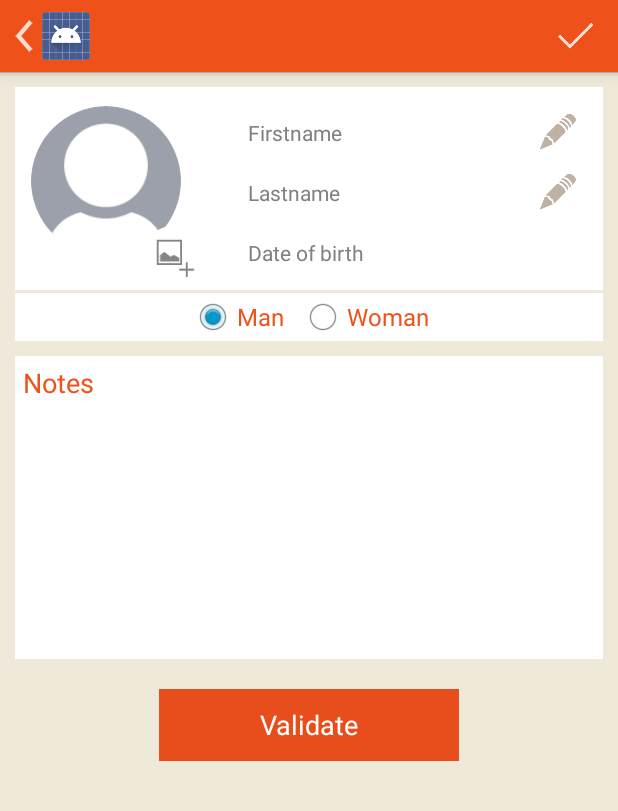
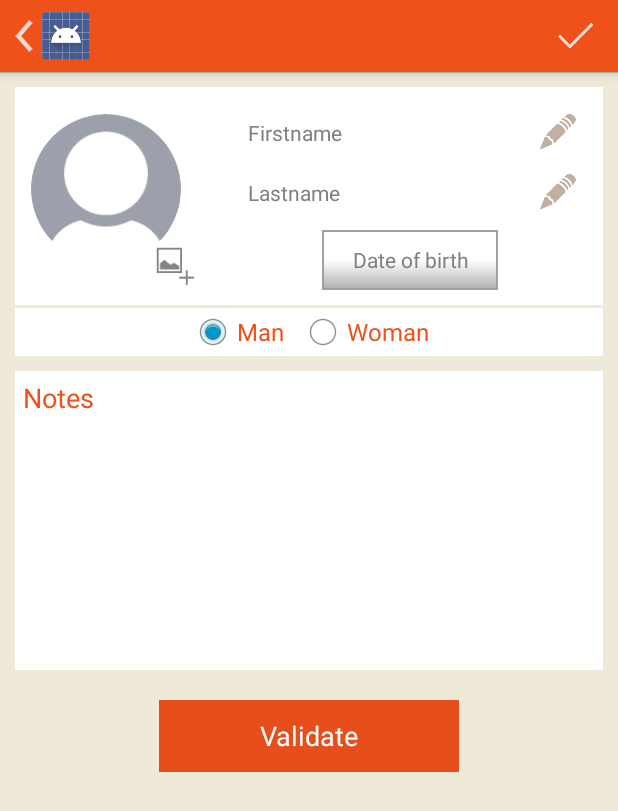
Before and after one commit to clvacher/SMXL, an Android app: the CreateProfile screen opened directly, with no data from a screen before it, on a phone screen of 412 x 824 dp. Shown: the top 811 px of the screen. Run offline under Robolectric (Android 15) with nearby library versions, the light colour scheme and no system bars; libraries missing offline, so code that uses them is left out: com.makeramen; plain views replace RoundedImageView; 2 statements that could not run were skipped.

Commit message:
Bouton plus "design" de la date de naissance

```diff
--- a/app/src/main/java/com/aerolitec/SMXL/ui/activity/IntroActivity.java
+++ b/app/src/main/java/com/aerolitec/SMXL/ui/activity/IntroActivity.java
@@ -40,24 +40,24 @@ public class IntroActivity extends Activity {
 
         launchIcon.startAnimation(scal1);
 
-        //Animation scal1 = new ScaleAnimation(0, 0.75f, 0.1f, 0.75f, Animation.RELATIVE_TO_SELF, 0.5f, Animation.RELATIVE_TO_SELF, 0.5f);
+        /*Animation scal1 = new ScaleAnimation(0, 0.75f, 0.1f, 0.75f, Animation.RELATIVE_TO_SELF, 0.5f, Animation.RELATIVE_TO_SELF, 0.5f);
 
-//        ScaleAnimation scal2 = new ScaleAnimation(0.75f, 0.50f, 0.75f, 0.50f, Animation.RELATIVE_TO_SELF, 0.5f, Animation.RELATIVE_TO_SELF, 0.5f);
-//        scal2.setDuration(1000);
-//        launchIcon.startAnimation(scal2);
-//
-//        ScaleAnimation scal3 = new ScaleAnimation(0.50f, 1.0f, 0.50f, 1.0f, Animation.RELATIVE_TO_SELF, 0.5f, Animation.RELATIVE_TO_SELF, 0.5f);
-//        scal3.setDuration(1000);
-//        launchIcon.startAnimation(scal3);
-        //TranslateAnimation trans = new TranslateAnimation(0, 0, 0, -(getWindowManager().getDefaultDisplay().getHeight()));
-        //trans.setDuration(5000);
+        ScaleAnimation scal2 = new ScaleAnimation(0.75f, 0.50f, 0.75f, 0.50f, Animation.RELATIVE_TO_SELF, 0.5f, Animation.RELATIVE_TO_SELF, 0.5f);
+        scal2.setDuration(1000);
+        launchIcon.startAnimation(scal2);
+
+        ScaleAnimation scal3 = new ScaleAnimation(0.50f, 1.0f, 0.50f, 1.0f, Animation.RELATIVE_TO_SELF, 0.5f, Animation.RELATIVE_TO_SELF, 0.5f);
+        scal3.setDuration(1000);
+        launchIcon.startAnimation(scal3);
+        TranslateAnimation trans = new TranslateAnimation(0, 0, 0, -(getWindowManager().getDefaultDisplay().getHeight()));
+        trans.setDuration(5000);
 
 
-        //rlIntro = (RelativeLayout) findViewById(R.id.rlIntro);
-        //TranslateAnimation trans = new TranslateAnimation(0, 0, 0, -(getWindowManager().getDefaultDisplay().getHeight()));
-        //trans.setDuration(5000);
-        //trans.setInterpolator(new AccelerateInterpolator(1.0f));
-        //rlIntro.startAnimation(trans);
+        rlIntro = (RelativeLayout) findViewById(R.id.rlIntro);
+        TranslateAnimation trans = new TranslateAnimation(0, 0, 0, -(getWindowManager().getDefaultDisplay().getHeight()));
+        trans.setDuration(5000);
+        trans.setInterpolator(new AccelerateInterpolator(1.0f));
+        rlIntro.startAnimation(trans);*/
 
         new Handler().postDelayed(new Runnable() {
 
--- a/app/src/main/java/com/aerolitec/SMXL/ui/adapter/EListAdapter.java
+++ b/app/src/main/java/com/aerolitec/SMXL/ui/adapter/EListAdapter.java
@@ -62,7 +62,7 @@ public class EListAdapter extends BaseExpandableListAdapter implements Expandabl
         return true;
     }
 
-    /** 設定 Group 資料 */
+    /**  Group  **/
     public View getGroupView(int groupPosition, boolean isExpanded, View convertView, ViewGroup parent) {
         Group group = (Group) getGroup(groupPosition);
 
@@ -156,7 +156,7 @@ public class EListAdapter extends BaseExpandableListAdapter implements Expandabl
 
         groups.get(groupPosition).setChecked(childrenAllIsChecked);
 
-        // 注意，一定要通知 ExpandableListView 資料已經改變，ExpandableListView 會重新產生畫面
+        // 注意，一定要通知 ExpandableListView 資料已經改變，ExpandableListView
         notifyDataSetChanged();
     }
 
--- a/app/src/main/java/com/aerolitec/SMXL/ui/fragment/ProfilesFragment.java
+++ b/app/src/main/java/com/aerolitec/SMXL/ui/fragment/ProfilesFragment.java
@@ -134,7 +134,6 @@ public class ProfilesFragment extends Fragment implements ConfirmDialogFragment.
 
     private void loadProfiles(){
         // load all the profiles from the database
-
         ArrayList<User> users = SMXL.get().getDataBase().getAllUser();
         if(!users.isEmpty()) {
             for (User u : users) {
--- /dev/null
+++ b/app/src/main/res/drawable/button_orange_border.xml
@@ -0,0 +1,10 @@
+<?xml version="1.0" encoding="utf-8"?>
+<shape xmlns:android="http://schemas.android.com/apk/res/android"
+    android:shape="rectangle">
+    <gradient android:startColor="#FFFFFF"
+        android:endColor="#b0b0b0"
+        android:angle="-90"
+        android:centerColor="#FFFFFF"/>
+    <stroke android:width="1dp"
+        android:color="@color/SectionSeparator"/>
+</shape>
--- a/app/src/main/res/layout/activity_create_profile.xml
+++ b/app/src/main/res/layout/activity_create_profile.xml
@@ -37,12 +37,6 @@
                 app:oval="true" />
 
             <ImageView
-                android:layout_width="40dp"
-                android:layout_height="40dp"
-                android:layout_gravity="bottom|right"
-                android:background="@drawable/bubble" />
-
-            <ImageView
                 android:layout_width="30dp"
                 android:layout_height="30dp"
                 android:layout_gravity="bottom|right"
@@ -58,12 +52,6 @@
             android:layout_marginLeft="10dp"
             android:orientation="vertical"
             android:padding="10dp">
-
-            <RelativeLayout
-                android:layout_width="wrap_content"
-                android:layout_height="wrap_content">
-
-            </RelativeLayout>
 
             <RelativeLayout
                 android:layout_width="wrap_content"
@@ -125,79 +113,31 @@
         </RelativeLayout>
 
             <RelativeLayout
-                android:layout_width="wrap_content"
-                android:layout_height="wrap_content">
+                android:layout_width="match_parent"
+                android:layout_height="wrap_content"
+                android:gravity="center">
 
                 <Button
                     android:id="@+id/buttonBirthday"
-                android:layout_width="match_parent"
-                android:layout_height="30dp"
+                    android:layout_width="wrap_content"
+                    android:layout_height="40dp"
                     android:layout_gravity="center_horizontal"
                     android:layout_marginTop="5dp"
-                android:gravity="left|center_vertical"
+                    android:paddingLeft="20dp"
+                    android:paddingRight="20dp"
+                    android:gravity="center"
                     android:hint="@string/dateOfBirth"
-                android:paddingLeft="10dp"
-                android:background="@android:color/transparent"
+                    android:background="@drawable/button_orange_border"
                     android:textColor="@color/SectionTitle"
                     android:textSize="@dimen/textCreateProfile" />
+
+
+
 
             </RelativeLayout>
 
 
         </LinearLayout>
-
-        <!--
-
-        <LinearLayout
-            android:layout_width="wrap_content"
-            android:layout_height="match_parent"
-            android:layout_marginLeft="10dp"
-            android:orientation="vertical"
-            android:padding="10dp">
-
-            <ImageView
-                android:layout_width="35dp"
-                android:layout_height="35dp"
-                android:layout_gravity="center_vertical"
-                android:src="@drawable/ic_action_edit" />
-
-            <ImageView
-                android:layout_width="35dp"
-                android:layout_height="35dp"
-                android:layout_gravity="center_vertical"
-                android:src="@drawable/ic_action_edit" />
-
-            <ImageView
-                android:layout_width="35dp"
-                android:layout_height="35dp"
-                android:layout_gravity="center_vertical"
-                android:src="@drawable/ic_action_edit" />
-
-            <ImageView
-                android:layout_width="35dp"
-                android:layout_height="35dp"
-                android:layout_gravity="center_vertical"
-                android:src="@drawable/ic_action_edit" />
-
-
-
-        </LinearLayout>
-
-        -->
-
-
-    </LinearLayout>
-
-
-    <LinearLayout
-        android:id="@+id/layoutColorChooser"
-        android:layout_width="match_parent"
-        android:layout_height="wrap_content"
-        android:background="@android:color/white"
-        android:gravity="center"
-        android:orientation="horizontal"
-        android:visibility="gone">
-
 
     </LinearLayout>
 
--- a/app/src/main/res/layout/fragment_profiles.xml
+++ b/app/src/main/res/layout/fragment_profiles.xml
@@ -68,7 +68,9 @@
             android:layout_alignParentRight="true"
             android:layout_alignParentEnd="true"
             android:src="@drawable/new_profile_arrow"
-            android:id="@+id/arrow" />
+            android:id="@+id/arrow"
+            android:layout_marginRight="25dp"
+            android:layout_marginTop="60dp" />
     </RelativeLayout>
     <!--
         <ListView
```
Lines whose indentation alone changed are shown as unchanged.
